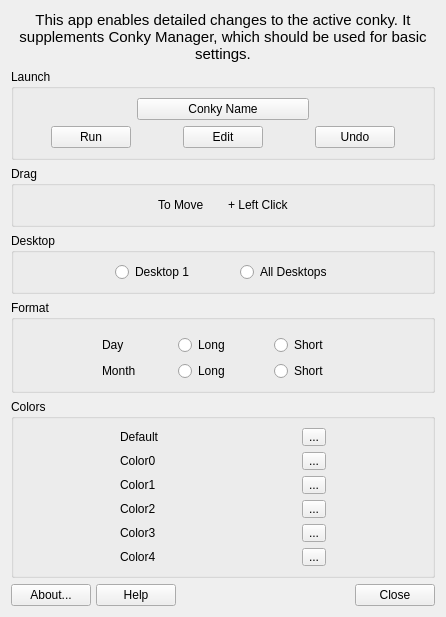
This is mainwindow.ui in AdrianTM/mx-conky as Qt 5 draws it before an edit. The edited form follows.
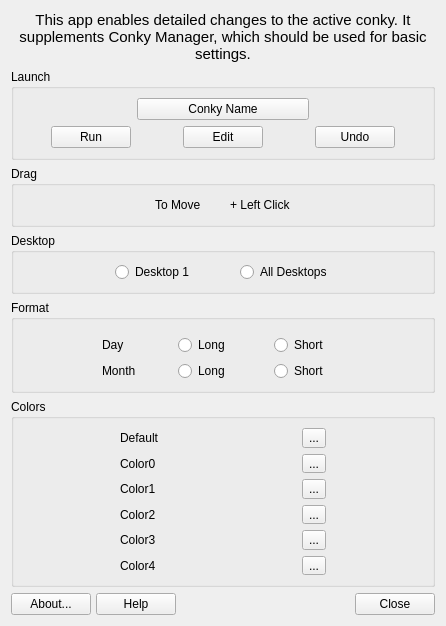
This is the edited form. Icons and pictures are not drawn.

Patch:
```diff
--- a/mainwindow.ui
+++ b/mainwindow.ui
@@ -7,7 +7,7 @@
     <x>0</x>
     <y>0</y>
     <width>446</width>
-    <height>617</height>
+    <height>626</height>
    </rect>
   </property>
   <property name="windowTitle">
@@ -198,7 +198,7 @@
         </property>
         <property name="sizeHint" stdset="0">
          <size>
-          <width>5</width>
+          <width>10</width>
           <height>20</height>
          </size>
         </property>
```
Left out of the diff: 3 changed lines with no effect on the pictures.
